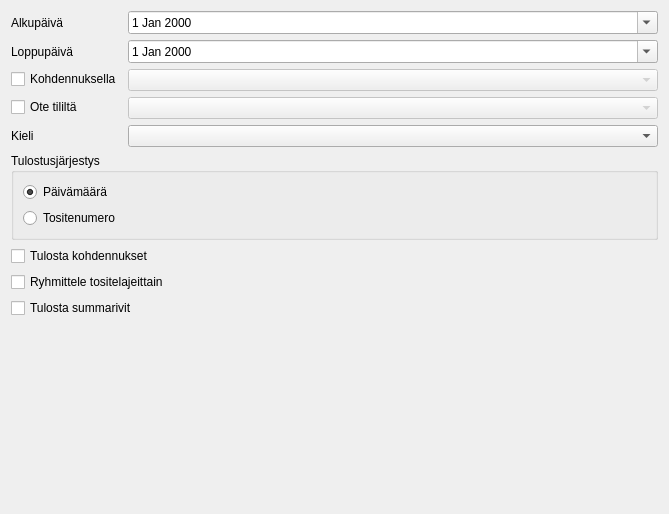
Before: the Qt Designer form kitsas/raportti/paivakirja.ui in artoh/kitupiikki, drawn with Qt 5.
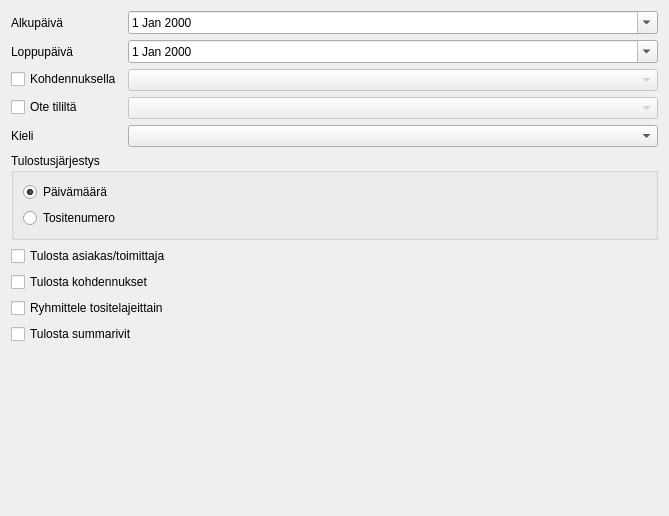
After: the same form once the commit is applied. Icons and pictures are not drawn. Custom widgets are drawn as their Qt base class.

Diff of the .ui file:
```diff
--- a/kitsas/raportti/paivakirja.ui
+++ b/kitsas/raportti/paivakirja.ui
@@ -7,7 +7,7 @@
     <x>0</x>
     <y>0</y>
     <width>669</width>
-    <height>514</height>
+    <height>516</height>
    </rect>
   </property>
   <property name="windowTitle">
@@ -132,6 +132,17 @@
      </layout>
     </widget>
    </item>
+   <item>
+    <widget class="QCheckBox" name="kumppaniCheck">
+     <property name="text">
+      <string>Tulosta asiakas/toimittaja</string>
+     </property>
+     <property name="icon">
+      <iconset resource="../pic/pic.qrc">
+       <normaloff>:/pic/mies.png</normaloff>:/pic/mies.png</iconset>
+     </property>
+    </widget>
+   </item>
    <item>
     <widget class="QCheckBox" name="tulostakohdennuksetCheck">
      <property name="text">
```
Left out of the diff: 6 changed lines with no effect on the pictures.
